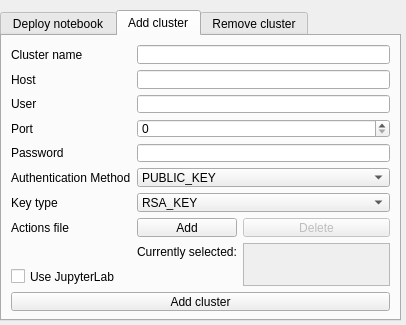
Qt form gui/widgets_templates/gui.ui (intdata-bsc/idact-gui) before a commit.
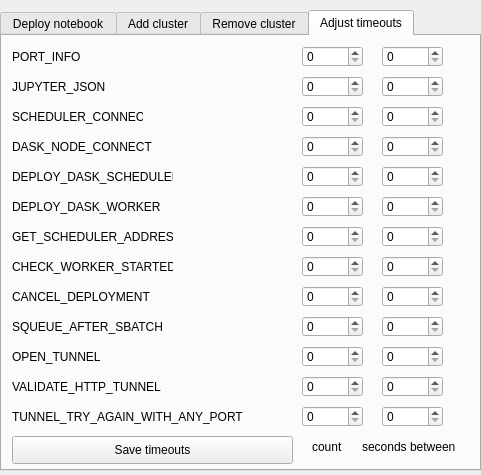
The same form after that commit.

Commit message: adjust timeouts pyqt design

The edit to the form file:
```diff
--- a/gui/widgets_templates/gui.ui
+++ b/gui/widgets_templates/gui.ui
@@ -6,8 +6,8 @@
    <rect>
     <x>0</x>
     <y>0</y>
-    <width>406</width>
-    <height>325</height>
+    <width>481</width>
+    <height>475</height>
    </rect>
   </property>
   <property name="windowTitle">
@@ -18,12 +18,12 @@
     <rect>
      <x>0</x>
      <y>10</y>
-     <width>401</width>
-     <height>311</height>
+     <width>481</width>
+     <height>461</height>
     </rect>
    </property>
    <property name="currentIndex">
-    <number>1</number>
+    <number>3</number>
    </property>
    <widget class="QWidget" name="deploy_notebook_tab">
     <attribute name="title">
@@ -331,6 +331,479 @@
      </item>
     </layout>
    </widget>
+   <widget class="QWidget" name="adjust_timeouts_tab">
+    <attribute name="title">
+     <string>Adjust timeouts</string>
+    </attribute>
+    <widget class="QLabel" name="port_info_label">
+     <property name="geometry">
+      <rect>
+       <x>10</x>
+       <y>10</y>
+       <width>127</width>
+       <height>22</height>
+      </rect>
+     </property>
+     <property name="text">
+      <string>PORT_INFO</string>
+     </property>
+    </widget>
+    <widget class="QLabel" name="jupyter_json_label">
+     <property name="geometry">
+      <rect>
+       <x>10</x>
+       <y>40</y>
+       <width>127</width>
+       <height>22</height>
+      </rect>
+     </property>
+     <property name="text">
+      <string>JUPYTER_JSON</string>
+     </property>
+    </widget>
+    <widget class="QLabel" name="scheduler_connect_label">
+     <property name="geometry">
+      <rect>
+       <x>10</x>
+       <y>70</y>
+       <width>131</width>
+       <height>22</height>
+      </rect>
+     </property>
+     <property name="text">
+      <string>SCHEDULER_CONNECT</string>
+     </property>
+    </widget>
+    <widget class="QLabel" name="dask_node_connect_label">
+     <property name="geometry">
+      <rect>
+       <x>10</x>
+       <y>100</y>
+       <width>141</width>
+       <height>22</height>
+      </rect>
+     </property>
+     <property name="text">
+      <string>DASK_NODE_CONNECT</string>
+     </property>
+    </widget>
+    <widget class="QLabel" name="deploy_dask_scheduler_label">
+     <property name="geometry">
+      <rect>
+       <x>10</x>
+       <y>130</y>
+       <width>161</width>
+       <height>22</height>
+      </rect>
+     </property>
+     <property name="text">
+      <string>DEPLOY_DASK_SCHEDULER</string>
+     </property>
+    </widget>
+    <widget class="QLabel" name="deploy_dask_worker_label">
+     <property name="geometry">
+      <rect>
+       <x>10</x>
+       <y>160</y>
+       <width>161</width>
+       <height>22</height>
+      </rect>
+     </property>
+     <property name="text">
+      <string>DEPLOY_DASK_WORKER</string>
+     </property>
+    </widget>
+    <widget class="QLabel" name="get_scheduler_address_label">
+     <property name="geometry">
+      <rect>
+       <x>10</x>
+       <y>190</y>
+       <width>161</width>
+       <height>22</height>
+      </rect>
+     </property>
+     <property name="text">
+      <string>GET_SCHEDULER_ADDRESS</string>
+     </property>
+    </widget>
+    <widget class="QLabel" name="check_worker_started_label">
+     <property name="geometry">
+      <rect>
+       <x>10</x>
+       <y>220</y>
+       <width>161</width>
+       <height>22</height>
+      </rect>
+     </property>
+     <property name="text">
+      <string>CHECK_WORKER_STARTED</string>
+     </property>
+    </widget>
+    <widget class="QLabel" name="cancel_deployment_label">
+     <property name="geometry">
+      <rect>
+       <x>10</x>
+       <y>250</y>
+       <width>161</width>
+       <height>22</height>
+      </rect>
+     </property>
+     <property name="text">
+      <string>CANCEL_DEPLOYMENT</string>
+     </property>
+    </widget>
+    <widget class="QLabel" name="squeue_after_sbatch_label">
+     <property name="geometry">
+      <rect>
+       <x>10</x>
+       <y>280</y>
+       <width>161</width>
+       <height>22</height>
+      </rect>
+     </property>
+     <property name="text">
+      <string>SQUEUE_AFTER_SBATCH</string>
+     </property>
+    </widget>
+    <widget class="QLabel" name="open_tunnel_label">
+     <property name="geometry">
+      <rect>
+       <x>10</x>
+       <y>310</y>
+       <width>161</width>
+       <height>22</height>
+      </rect>
+     </property>
+     <property name="text">
+      <string>OPEN_TUNNEL</string>
+     </property>
+    </widget>
+    <widget class="QLabel" name="validate_http_tunnel_label">
+     <property name="geometry">
+      <rect>
+       <x>10</x>
+       <y>340</y>
+       <width>161</width>
+       <height>22</height>
+      </rect>
+     </property>
+     <property name="text">
+      <string>VALIDATE_HTTP_TUNNEL</string>
+     </property>
+    </widget>
+    <widget class="QLabel" name="tunnel_try_again_with_any_port_label">
+     <property name="geometry">
+      <rect>
+       <x>10</x>
+       <y>370</y>
+       <width>231</width>
+       <height>22</height>
+      </rect>
+     </property>
+     <property name="text">
+      <string>TUNNEL_TRY_AGAIN_WITH_ANY_PORT</string>
+     </property>
+    </widget>
+    <widget class="QSpinBox" name="port_info_count">
+     <property name="geometry">
+      <rect>
+       <x>300</x>
+       <y>10</y>
+       <width>61</width>
+       <height>21</height>
+      </rect>
+     </property>
+    </widget>
+    <widget class="QSpinBox" name="port_info_seconds">
+     <property name="geometry">
+      <rect>
+       <x>380</x>
+       <y>10</y>
+       <width>61</width>
+       <height>21</height>
+      </rect>
+     </property>
+    </widget>
+    <widget class="QSpinBox" name="jupyter_json_count">
+     <property name="geometry">
+      <rect>
+       <x>300</x>
+       <y>40</y>
+       <width>61</width>
+       <height>21</height>
+      </rect>
+     </property>
+    </widget>
+    <widget class="QSpinBox" name="scheduler_connect_count">
+     <property name="geometry">
+      <rect>
+       <x>300</x>
+       <y>70</y>
+       <width>61</width>
+       <height>21</height>
+      </rect>
+     </property>
+    </widget>
+    <widget class="QSpinBox" name="dask_node_connect_count">
+     <property name="geometry">
+      <rect>
+       <x>300</x>
+       <y>100</y>
+       <width>61</width>
+       <height>21</height>
+      </rect>
+     </property>
+    </widget>
+    <widget class="QSpinBox" name="deploy_dask_scheduler_count">
+     <property name="geometry">
+      <rect>
+       <x>300</x>
+       <y>130</y>
+       <width>61</width>
+       <height>21</height>
+      </rect>
+     </property>
+    </widget>
+    <widget class="QSpinBox" name="deploy_dask_worker_count">
+     <property name="geometry">
+      <rect>
+       <x>300</x>
+       <y>160</y>
+       <width>61</width>
+       <height>21</height>
+      </rect>
+     </property>
+    </widget>
+    <widget class="QSpinBox" name="get_scheduler_address_count">
+     <property name="geometry">
+      <rect>
+       <x>300</x>
+       <y>190</y>
+       <width>61</width>
+       <height>21</height>
+      </rect>
+     </property>
+    </widget>
+    <widget class="QSpinBox" name="check_worker_started_count">
+     <property name="geometry">
+      <rect>
+       <x>300</x>
+       <y>220</y>
+       <width>61</width>
+       <height>21</height>
+      </rect>
+     </property>
+    </widget>
+    <widget class="QSpinBox" name="cancel_deployment_count">
+     <property name="geometry">
+      <rect>
+       <x>300</x>
+       <y>250</y>
+       <width>61</width>
+       <height>21</height>
+      </rect>
+     </property>
+    </widget>
+    <widget class="QSpinBox" name="squeue_after_sbatch_count">
+     <property name="geometry">
+      <rect>
+       <x>300</x>
+       <y>280</y>
+       <width>61</width>
+       <height>21</height>
+      </rect>
+     </property>
+    </widget>
+    <widget class="QSpinBox" name="open_tunnel_count">
+     <property name="geometry">
+      <rect>
+       <x>300</x>
+       <y>310</y>
+       <width>61</width>
+       <height>21</height>
+      </rect>
+     </property>
+    </widget>
+    <widget class="QSpinBox" name="validate_http_tunnel_count">
+     <property name="geometry">
+      <rect>
+       <x>300</x>
+       <y>340</y>
+       <width>61</width>
+       <height>21</height>
+      </rect>
+     </property>
+    </widget>
+    <widget class="QSpinBox" name="tunnel_try_again_with_any_port_count">
+     <property name="geometry">
+      <rect>
+       <x>300</x>
+       <y>370</y>
+       <width>61</width>
+       <height>21</height>
+      </rect>
+     </property>
+    </widget>
+    <widget class="QSpinBox" name="jupyter_json_seconds">
+     <property name="geometry">
+      <rect>
+       <x>380</x>
+       <y>40</y>
+       <width>61</width>
+       <height>21</height>
+      </rect>
+     </property>
+    </widget>
+    <widget class="QSpinBox" name="scheduler_connect_seconds">
+     <property name="geometry">
+      <rect>
+       <x>380</x>
+       <y>70</y>
+       <width>61</width>
+       <height>21</height>
+      </rect>
+     </property>
+    </widget>
+    <widget class="QSpinBox" name="dask_node_connect_seconds">
+     <property name="geometry">
+      <rect>
+       <x>380</x>
+       <y>100</y>
+       <width>61</width>
+       <height>21</height>
+      </rect>
+     </property>
+    </widget>
+    <widget class="QSpinBox" name="deploy_dask_scheduler_seconds">
+     <property name="geometry">
+      <rect>
+       <x>380</x>
+       <y>130</y>
+       <width>61</width>
+       <height>21</height>
+      </rect>
+     </property>
+    </widget>
+    <widget class="QSpinBox" name="deploy_dask_worker_seconds">
+     <property name="geometry">
+      <rect>
+       <x>380</x>
+       <y>160</y>
+       <width>61</width>
+       <height>21</height>
+      </rect>
+     </property>
+    </widget>
+    <widget class="QSpinBox" name="get_scheduler_address_seconds">
+     <property name="geometry">
+      <rect>
+       <x>380</x>
+       <y>190</y>
+       <width>61</width>
+       <height>21</height>
+      </rect>
+     </property>
+    </widget>
+    <widget class="QSpinBox" name="check_worker_started_seconds">
+     <property name="geometry">
+      <rect>
+       <x>380</x>
+       <y>220</y>
+       <width>61</width>
+       <height>21</height>
+      </rect>
+     </property>
+    </widget>
+    <widget class="QSpinBox" name="cancel_deployment_seconds">
+     <property name="geometry">
+      <rect>
+       <x>380</x>
+       <y>250</y>
+       <width>61</width>
+       <height>21</height>
+      </rect>
+     </property>
+    </widget>
+    <widget class="QSpinBox" name="squeue_after_sbatch_seconds">
+     <property name="geometry">
+      <rect>
+       <x>380</x>
+       <y>280</y>
+       <width>61</width>
+       <height>21</height>
+      </rect>
+     </property>
+    </widget>
+    <widget class="QSpinBox" name="open_tunnel_seconds">
+     <property name="geometry">
+      <rect>
+       <x>380</x>
+       <y>310</y>
+       <width>61</width>
+       <height>21</height>
+      </rect>
+     </property>
+    </widget>
+    <widget class="QSpinBox" name="validate_http_tunnel_seconds">
+     <property name="geometry">
+      <rect>
+       <x>380</x>
+       <y>340</y>
+       <width>61</width>
+       <height>21</height>
+      </rect>
+     </property>
+    </widget>
+    <widget class="QSpinBox" name="tunnel_try_again_with_any_port_seconds">
+     <property name="geometry">
+      <rect>
+       <x>380</x>
+       <y>370</y>
+       <width>61</width>
+       <height>21</height>
+      </rect>
+     </property>
+    </widget>
+    <widget class="QLabel" name="cluster_name_addc_label_29">
+     <property name="geometry">
+      <rect>
+       <x>310</x>
+       <y>400</y>
+       <width>51</width>
+       <height>22</height>
+      </rect>
+     </property>
+     <property name="text">
+      <string>count</string>
+     </property>
+    </widget>
+    <widget class="QLabel" name="cluster_name_addc_label_30">
+     <property name="geometry">
+      <rect>
+       <x>360</x>
+       <y>400</y>
+       <width>101</width>
+       <height>21</height>
+      </rect>
+     </property>
+     <property name="text">
+      <string>seconds between</string>
+     </property>
+    </widget>
+    <widget class="QPushButton" name="save_timeouts_button">
+     <property name="geometry">
+      <rect>
+       <x>10</x>
+       <y>400</y>
+       <width>281</width>
+       <height>28</height>
+      </rect>
+     </property>
+     <property name="text">
+      <string>Save timeouts</string>
+     </property>
+    </widget>
+   </widget>
   </widget>
  </widget>
  <tabstops>
```
